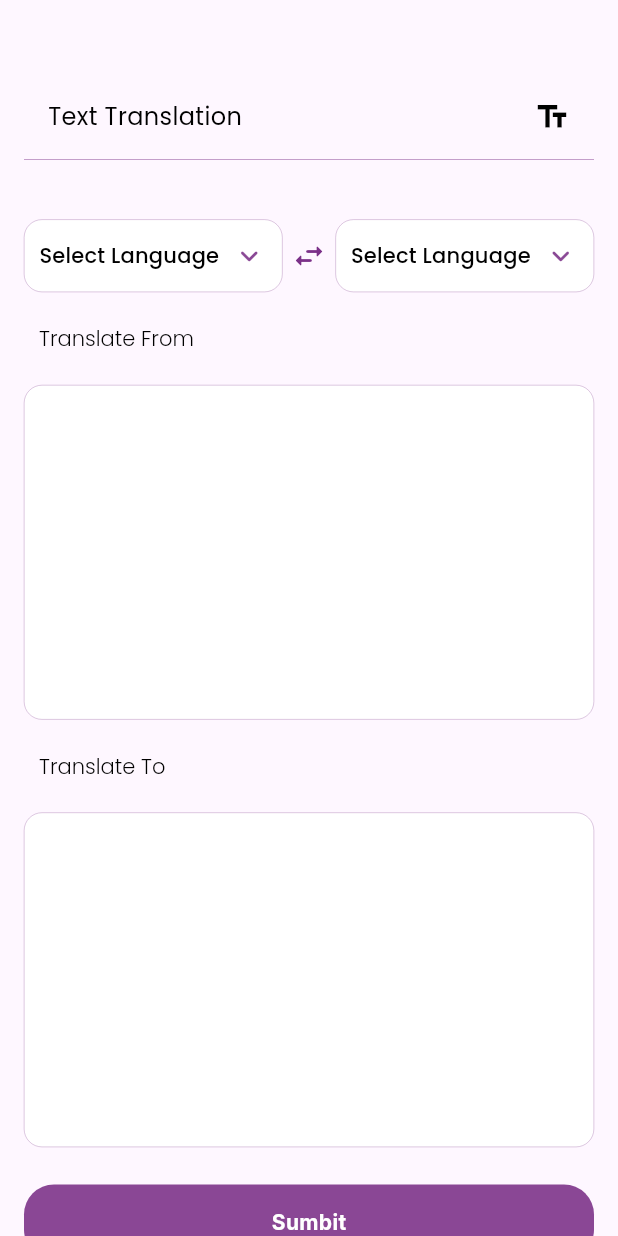
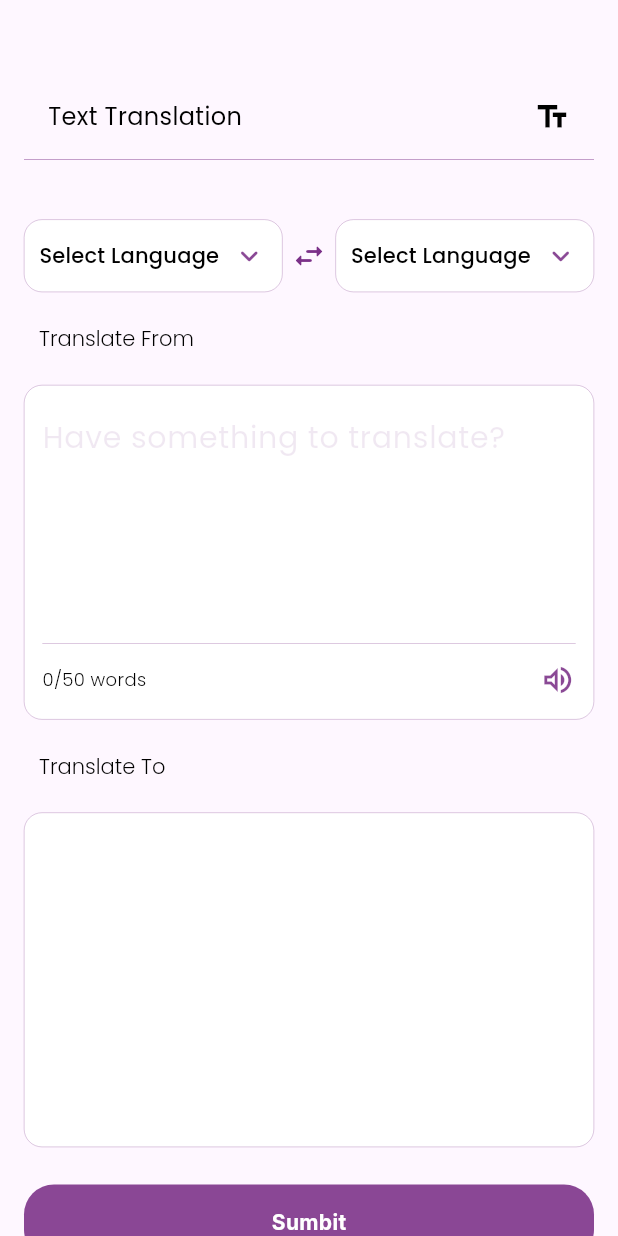
Before and after one commit to OMARX-MAHMOUD/translate_app, a Flutter app: the screen it shows after launch, after a tap on the "arrow forward" icon, on a phone screen of 412 x 824 dp. Run offline on Flutter 3.47's test engine with Material 3 defaults, Android fonts, the phone set to English and light mode, and no system bars; our stand-ins replace flutter_tts, google_fonts.

Commit message:
finish translate from

```diff
--- a/lib/main.dart
+++ b/lib/main.dart
@@ -1,4 +1,4 @@
-import 'package:flutter/material.dart';
+ import 'package:flutter/material.dart';
 import 'package:translate_app/components/toggle_page.dart';
 
 void main() {
--- a/lib/screens/prompt_screen.dart
+++ b/lib/screens/prompt_screen.dart
@@ -3,6 +3,7 @@ import 'package:flutter/material.dart';
 import 'package:google_fonts/google_fonts.dart';
 import 'package:translate_app/widgets/custombuttom.dart';
 import 'package:translate_app/widgets/language_dropdown.dart';
+import 'package:translate_app/widgets/translate_from.dart';
 
 class PromptScreen extends StatefulWidget {
   // ignore: non_constant_identifier_names
@@ -18,6 +19,7 @@ class _PromptScreenState extends State<PromptScreen> {
   //Variabled
   String? selectCountryFrom;
   String? selectCountryTo;
+  TextEditingController controller = TextEditingController();
   //Function to update the state of the selected language from
   void _handlelanguageChangedFrom(String? newCountry) {
     setState(() {
@@ -35,14 +37,15 @@ class _PromptScreenState extends State<PromptScreen> {
   @override
   Widget build(BuildContext context) {
     return Scaffold(
-      body: Padding(
+      body: SingleChildScrollView(
+        child: Padding(
           padding: const EdgeInsets.only(top: 50.0, left: 16.0, right: 16.0),
           child: Column(
             crossAxisAlignment: CrossAxisAlignment.center,
             children: [
               Container(
-              padding:
-                  const EdgeInsets.symmetric(horizontal: 16.0, vertical: 16.0),
+                padding: const EdgeInsets.symmetric(
+                    horizontal: 16.0, vertical: 16.0),
                 decoration: BoxDecoration(
                   border: Border(
                     bottom: BorderSide(
@@ -84,7 +87,8 @@ class _PromptScreenState extends State<PromptScreen> {
                       color: const Color(0xFF6D1B7B).withOpacity(0.9),
                     ),
                     //language dropdown to
-                  LanguageDropdown(onLanguageChanged: _handlelanguageChangedTo),
+                    LanguageDropdown(
+                        onLanguageChanged: _handlelanguageChangedTo),
                   ],
                 ),
               ),
@@ -145,7 +149,7 @@ class _PromptScreenState extends State<PromptScreen> {
                   ),
 
                   // Translatefrom class here
-                // child: TranslateFrom(controller: controller),
+                  child: TranslateFrom(controller: controller),
                 ),
               ),
               // Padding around the selected language to
@@ -208,6 +212,7 @@ class _PromptScreenState extends State<PromptScreen> {
             ],
           ),
         ),
+      ),
     );
   }
 }
--- /dev/null
+++ b/lib/widgets/translate_from.dart
@@ -0,0 +1,126 @@
+import 'package:flutter/material.dart';
+import 'package:flutter_tts/flutter_tts.dart';
+import 'package:google_fonts/google_fonts.dart';
+
+class TranslateFrom extends StatefulWidget {
+  final TextEditingController controller;
+  const TranslateFrom({super.key, required this.controller});
+  @override
+  State<TranslateFrom> createState() => _TranslateFromState();
+}
+
+class _TranslateFromState extends State<TranslateFrom> {
+  int _wordCount = 0;
+  final int _wordLimit = 50;
+  final FlutterTts _flutterTts = FlutterTts();
+
+  @override
+  void initState() {
+    super.initState();
+    widget.controller.addListener(_updateWordCount);
+  }
+
+  void _updateWordCount() {
+    final text = widget.controller.text;
+    setState(() {
+      _wordCount = _countWords(text);
+      if (_wordCount > _wordLimit) {
+        // Truncate the text if word limit is exceeded
+        widget.controller.value = widget.controller.value.copyWith(
+          text: _truncateTextToWordLimit(text, _wordLimit),
+          selection: TextSelection.fromPosition(
+            TextPosition(offset: widget.controller.text.length),
+          ),
+        );
+        _wordCount = _wordLimit;
+      }
+    });
+  }
+
+  int _countWords(String text) {
+    if (text.isEmpty) {
+      return 0;
+    }
+    final words = text.trim().split(RegExp(r'\s+'));
+    return words.length;
+  }
+
+  String _truncateTextToWordLimit(String text, int wordLimit) {
+    final words = text.trim().split(RegExp(r'\s+'));
+    if (words.length <= wordLimit) {
+      return text;
+    }
+    return words.take(wordLimit).join(' ');
+  }
+
+  Future<void> _handleVolumeUpTap() async {
+    final text = widget.controller.text;
+    await _flutterTts.speak(text);
+  }
+
+  @override
+  void dispose() {
+    widget.controller.removeListener(_updateWordCount);
+    widget.controller.dispose();
+    _flutterTts.stop();
+    super.dispose();
+  }
+
+  @override
+  Widget build(BuildContext context) {
+    return Column(
+      crossAxisAlignment: CrossAxisAlignment.start,
+      children: [
+        //Textformfield here
+        TextFormField(
+          controller: widget.controller,
+          maxLines: 6,
+          decoration: InputDecoration(
+            hintText: 'Have something to translate?',
+            hintStyle: GoogleFonts.poppins(
+              fontSize: 20.0,
+              color: const Color(0xFF6D1B7B).withOpacity(0.1),
+            ),
+            enabledBorder: InputBorder.none,
+            focusedBorder: InputBorder.none,
+            labelStyle: GoogleFonts.poppins(
+              color: const Color(0xFF000000),
+              fontSize: 16.0,
+            ),
+          ),
+        ),
+        Container(
+          padding: const EdgeInsets.only(top: 12.0),
+          decoration: BoxDecoration(
+            border: Border(
+              top: BorderSide(
+                color: const Color(0xFF6D1B7B).withOpacity(0.8),
+                width: 0.2,
+              ),
+            ),
+          ),
+          child: Row(
+            mainAxisAlignment: MainAxisAlignment.spaceBetween,
+            children: [
+              Text(
+                '$_wordCount/$_wordLimit words',
+                style: GoogleFonts.poppins(
+                  fontSize: 12.0,
+                  fontWeight: FontWeight.w300,
+                  color: const Color(0xFF000000),
+                ),
+              ),
+              GestureDetector(
+                onTap: _handleVolumeUpTap,
+                child: Icon(
+                  Icons.volume_up_outlined,
+                  color: const Color(0xFF6D1B7B).withOpacity(0.8),
+                ),
+              ),
+            ],
+          ),
+        ),
+      ],
+    );
+  }
+}
--- a/pubspec.yaml
+++ b/pubspec.yaml
@@ -36,6 +36,7 @@ dependencies:
   # Use with the CupertinoIcons class for iOS style icons.
   cupertino_icons: ^1.0.6
   google_fonts: ^6.2.1
+  flutter_tts: ^4.2.0
 
 dev_dependencies:
   flutter_test:
```
Also changed, not shown: pubspec.lock, 2 other files. Lines whose indentation alone changed are shown as unchanged.
